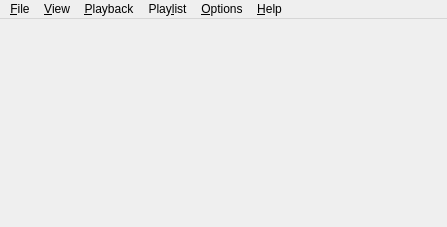
Above: src/Player/mainwindow.ui from MBach/Miam-Player before the change. Below: the same form after it.
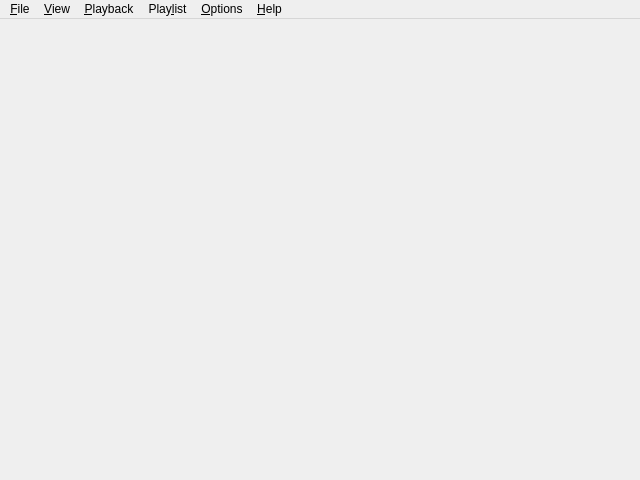
That is the form after the change. Icons and pictures are not drawn.

```diff
--- a/src/Player/mainwindow.ui
+++ b/src/Player/mainwindow.ui
@@ -6,8 +6,8 @@
    <rect>
     <x>0</x>
     <y>0</y>
-    <width>447</width>
-    <height>227</height>
+    <width>640</width>
+    <height>480</height>
    </rect>
   </property>
   <property name="windowTitle">
@@ -21,7 +21,7 @@
     <rect>
      <x>0</x>
      <y>0</y>
-     <width>447</width>
+     <width>640</width>
      <height>25</height>
     </rect>
    </property>
```
